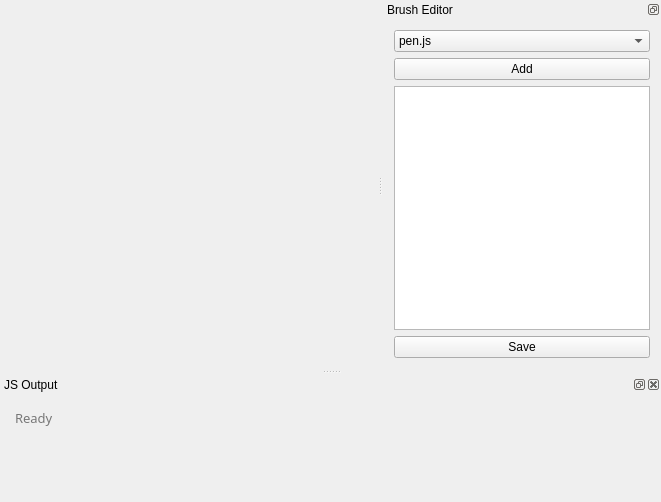
Above: MainWindow.ui from teamxy/qrush before the change. Below: the same form after it.
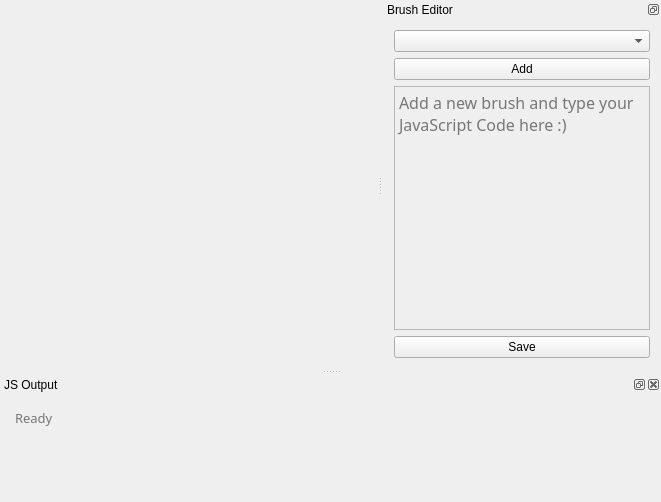
That is the form after the change.

Commit message: Load brushes at startup

Diff of the .ui file:
```diff
--- a/MainWindow.ui
+++ b/MainWindow.ui
@@ -46,13 +46,8 @@
      <item>
       <widget class="QComboBox" name="comboBox">
        <property name="currentText">
-        <string>pen.js</string>
+        <string/>
        </property>
-       <item>
-        <property name="text">
-         <string>pen.js</string>
-        </property>
-       </item>
       </widget>
      </item>
      <item>
@@ -64,6 +59,9 @@
      </item>
      <item>
       <widget class="QTextEdit" name="jsTextEdit">
+       <property name="enabled">
+        <bool>false</bool>
+       </property>
        <property name="sizePolicy">
         <sizepolicy hsizetype="Preferred" vsizetype="Preferred">
          <horstretch>0</horstretch>
@@ -102,7 +100,7 @@
         <bool>false</bool>
        </property>
        <property name="placeholderText">
-        <string notr="true"/>
+        <string notr="true">Add a new brush and type your JavaScript Code here :)</string>
        </property>
       </widget>
      </item>
```
The commit also changes 1 other file.
